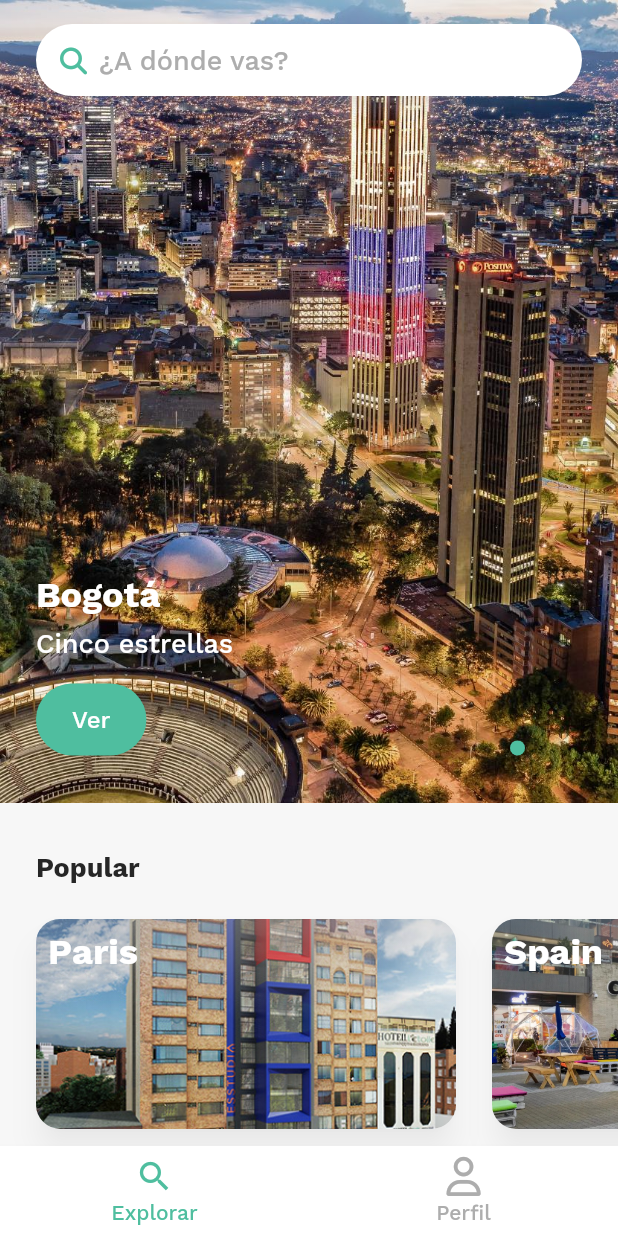
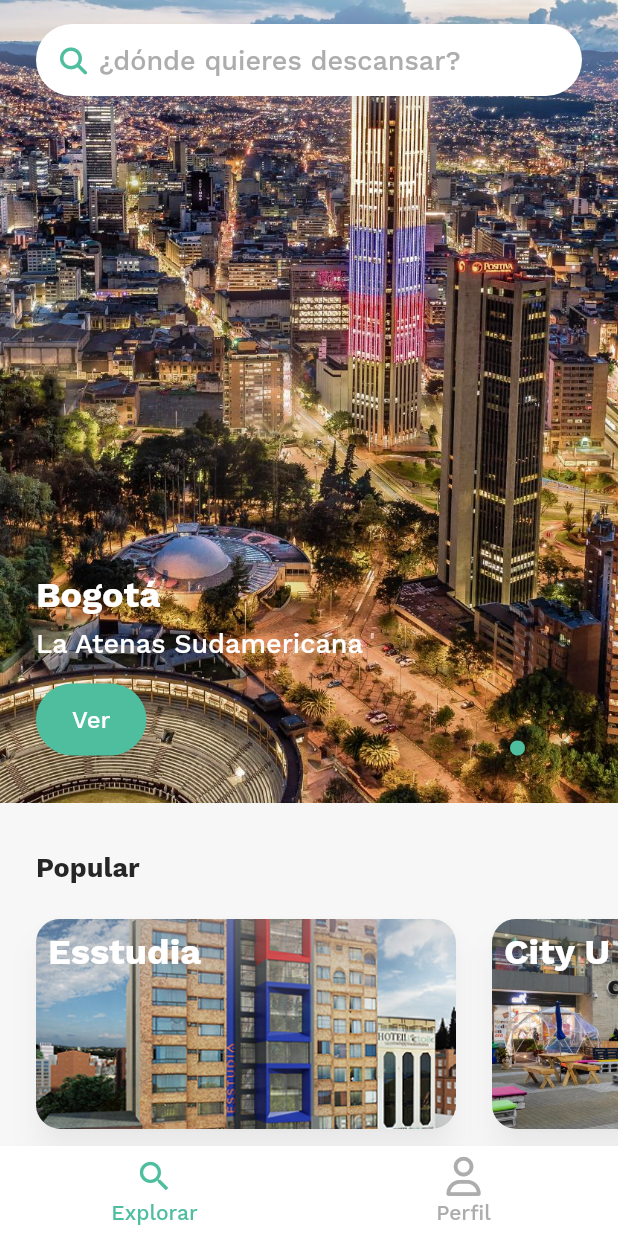
Before and after one commit to davidfer1112/shh_flutter, a Flutter app: the BottomTabScreen screen opened directly, on a phone screen of 412 x 824 dp. Run offline on Flutter 3.47's test engine with Material 2 defaults, Android fonts, the phone set to English and light mode, and no system bars; drawn by our look-alikes of smooth_page_indicator; our stand-ins replace flutter_rating_bar, font_awesome_flutter, google_fonts, google_maps_flutter, shared_preferences; accounts and stored records are empty.

Commit message:
Fix: buscar

```diff
--- a/lib/language/lang/language_text.json
+++ b/lib/language/lang/language_text.json
@@ -193,7 +193,7 @@
   },
   {
     "text_id": "where_are_you_going",
-    "en": "¿A dónde vas?",
+    "en": "¿dónde quieres descansar?",
     "es": "Where are you going?",
     "fr": "Où vas-tu?",
     "ar": "إلى أين تذهب؟",
@@ -209,7 +209,7 @@
   },
   {
     "text_id": "hotel_data",
-    "en": "Hotel",
+    "en": "Residencia",
     "es": "Hotel",
     "fr": "Hôtel",
     "ar": "الفندق",
@@ -217,7 +217,7 @@
   },
   {
     "text_id": "Backpacker_data",
-    "en": "Mochilero",
+    "en": "Apartamento",
     "es": "Backpacker",
     "fr": "Randonneuse",
     "ar": "الرحال",
@@ -1153,7 +1153,7 @@
   },
   {
     "text_id": "people_data",
-    "en": "Gente",
+    "en": "Personas",
     "es": "People",
     "fr": "Gens",
     "ar": "الناس",
--- a/lib/models/hotel_list_data.dart
+++ b/lib/models/hotel_list_data.dart
@@ -110,27 +110,27 @@ class HotelListData {
   static List<HotelListData> popularList = [
     HotelListData(
       imagePath: Localfiles.popular_1,
-      titleTxt: 'Paris',
+      titleTxt: 'Esstudia',
     ),
     HotelListData(
       imagePath: Localfiles.popular_2,
-      titleTxt: 'Spain',
+      titleTxt: 'City U',
     ),
     HotelListData(
       imagePath: Localfiles.popular_3,
-      titleTxt: 'Vernazza',
+      titleTxt: 'The Spot For Living',
     ),
     HotelListData(
       imagePath: Localfiles.popular_4,
-      titleTxt: 'London',
+      titleTxt: 'LivinnXBogotá',
     ),
     HotelListData(
       imagePath: Localfiles.popular_5,
-      titleTxt: 'Venice',
+      titleTxt: 'Casa Clandestina',
     ),
     HotelListData(
       imagePath: Localfiles.popular_6,
-      titleTxt: 'Diamond Head',
+      titleTxt: 'BOHO U Living',
     ),
   ];
 
@@ -242,84 +242,50 @@ class HotelListData {
       titleTxt: 'Backpacker_data',
       isSelected: false,
     ),
-    HotelListData(
-      imagePath: Localfiles.hotel_Type_3,
-      titleTxt: 'Resort_data',
-      isSelected: false,
-    ),
-    HotelListData(
-      imagePath: Localfiles.hotel_Type_4,
-      titleTxt: 'villa_data',
-      isSelected: false,
-    ),
-    HotelListData(
-      imagePath: Localfiles.hotel_Type_5,
-      titleTxt: 'apartment',
-      isSelected: false,
-    ),
-    HotelListData(
-      imagePath: Localfiles.hotel_Type_6,
-      titleTxt: 'guest_house',
-      isSelected: false,
-    ),
-    HotelListData(
-      imagePath: Localfiles.hotel_Type_7,
-      titleTxt: 'motel',
-      isSelected: false,
-    ),
-    HotelListData(
-      imagePath: Localfiles.hotel_Type_8,
-      titleTxt: 'accommodation',
-      isSelected: false,
-    ),
-    HotelListData(
-      imagePath: Localfiles.hotel_Type_9,
-      titleTxt: 'Bed_breakfast',
-      isSelected: false,
-    ),
+
   ];
   static List<HotelListData> lastsSearchesList = [
     HotelListData(
       imagePath: Localfiles.popular_4,
-      titleTxt: 'London',
-      roomData: RoomData(1, 3),
-      date: DateText(12, 22),
-      dateTxt: '12 - 22 Dec',
+      titleTxt: 'LivinnXBogotá',
+      roomData: RoomData(1, 2),
+      date: DateText(4, 6),
+      dateTxt: '',
     ),
     HotelListData(
       imagePath: Localfiles.popular_1,
-      titleTxt: 'Paris',
-      roomData: RoomData(1, 3),
-      date: DateText(12, 24),
-      dateTxt: '12 - 24 Sep',
+      titleTxt: 'Esstudia',
+      roomData: RoomData(1,2),
+      date: DateText(2, 4),
+      dateTxt: '',
     ),
-    HotelListData(
-      imagePath: Localfiles.city_3,
-      titleTxt: 'New York',
-      roomData: RoomData(1, 3),
-      date: DateText(20, 22),
-      dateTxt: '20 - 22 Sep',
-    ),
-    HotelListData(
-      imagePath: Localfiles.city_4,
-      titleTxt: 'Tokyo',
-      roomData: RoomData(12, 22),
-      date: DateText(12, 22),
-      dateTxt: '12 - 22 Nov',
-    ),
-    HotelListData(
-      imagePath: Localfiles.city_5,
-      titleTxt: 'Shanghai',
-      roomData: RoomData(10, 15),
-      date: DateText(10, 15),
-      dateTxt: '10 - 15 Dec',
-    ),
-    HotelListData(
-      imagePath: Localfiles.city_6,
-      titleTxt: 'Moscow',
-      roomData: RoomData(12, 14),
-      date: DateText(12, 14),
-      dateTxt: '12 - 14 Dec',
-    ),
+    // HotelListData(
+    //   imagePath: Localfiles.city_3,
+    //   titleTxt: 'New York',
+    //   roomData: RoomData(1, 3),
+    //   date: DateText(20, 22),
+    //   dateTxt: '20 - 22 Sep',
+    // ),
+    // HotelListData(
+    //   imagePath: Localfiles.city_4,
+    //   titleTxt: 'Tokyo',
+    //   roomData: RoomData(12, 22),
+    //   date: DateText(12, 22),
+    //   dateTxt: '12 - 22 Nov',
+    // ),
+    // HotelListData(
+    //   imagePath: Localfiles.city_5,
+    //   titleTxt: 'Shanghai',
+    //   roomData: RoomData(10, 15),
+    //   date: DateText(10, 15),
+    //   dateTxt: '10 - 15 Dec',
+    // ),
+    // HotelListData(
+    //   imagePath: Localfiles.city_6,
+    //   titleTxt: 'Moscow',
+    //   roomData: RoomData(12, 14),
+    //   date: DateText(12, 14),
+    //   dateTxt: '12 - 14 Dec',
+    // ),
   ];
 }
--- a/lib/modules/explore/home_explore_slider_view.dart
+++ b/lib/modules/explore/home_explore_slider_view.dart
@@ -32,17 +32,17 @@ class _HomeExploreSliderViewState extends State<HomeExploreSliderView> {
   void initState() {
     pageViewModelData.add(PageViewData(
       titleText: 'cape Town',
-      subText: 'five_star',
+      subText: 'descBogota',
       assetsImage: Localfiles.explore_2,
     ));
     pageViewModelData.add(PageViewData(
-      titleText: 'find_best_deals',
-      subText: 'five_star',
+      titleText: 'view_cali',
+      subText: 'descCali',
       assetsImage: Localfiles.explore_1,
     ));
     pageViewModelData.add(PageViewData(
-      titleText: 'find_best_deals',
-      subText: 'five_star',
+      titleText: 'view_medellin',
+      subText: 'descMedellin',
       assetsImage: Localfiles.explore_3,
     ));
 
--- a/lib/modules/profile/profile_screen.dart
+++ b/lib/modules/profile/profile_screen.dart
@@ -139,7 +139,7 @@ class _ProfileScreenState extends State<ProfileScreen> {
                 crossAxisAlignment: CrossAxisAlignment.start,
                 children: <Widget>[
                   Text(
-                    AppLocalizations(context).of("raaj_text"),
+                    AppLocalizations(context).of("amanda_text"),
                     style: new TextStyle(
                       fontSize: 22,
                       fontWeight: FontWeight.w700,
--- a/lib/modules/splash/splashScreen.dart
+++ b/lib/modules/splash/splashScreen.dart
@@ -56,8 +56,8 @@ class _SplashScreenState extends State<SplashScreen> {
                 ),
                 Center(
                   child: Container(
-                    width: 60,
-                    height: 60,
+                    width: 100,
+                    height: 100,
                     decoration: BoxDecoration(
                       borderRadius: BorderRadius.all(
                         Radius.circular(8.0),
@@ -73,7 +73,7 @@ class _SplashScreenState extends State<SplashScreen> {
                       borderRadius: BorderRadius.all(
                         Radius.circular(8.0),
                       ),
-                      child: Image.asset(Localfiles.appIcon),
+                      child: Image.asset(Localfiles.appIcon, fit: BoxFit.cover),
                     ),
                   ),
                 ),
@@ -81,10 +81,10 @@ class _SplashScreenState extends State<SplashScreen> {
                   height: 16,
                 ),
                 Text(
-                  "Motel",
+                  "SHH!",
                   textAlign: TextAlign.left,
                   style: TextStyles(context).getBoldStyle().copyWith(
-                        fontSize: 24,
+                        fontSize: 45,
                       ),
                 ),
                 SizedBox(
@@ -126,7 +126,7 @@ class _SplashScreenState extends State<SplashScreen> {
                       AppLocalizations(context).of("already_have_account"),
                       textAlign: TextAlign.left,
                       style: TextStyles(context).getDescriptionStyle().copyWith(
-                            color: AppTheme.whiteColor,
+                            color: AppTheme.backColor,
                           ),
                     ),
                   ),
--- a/lib/utils/localfiles.dart
+++ b/lib/utils/localfiles.dart
@@ -1,7 +1,7 @@
 class Localfiles {
   static const String BaseImageUrl = 'assets/images/';
 
-  static const String appIcon = BaseImageUrl + 'appIcon.png';
+  static const String appIcon = BaseImageUrl + 'icono.jpg';
   static const String avatar1 = BaseImageUrl + 'avatar1.jpg';
   static const String avatar2 = BaseImageUrl + 'avatar2.jpg';
   static const String avatar3 = BaseImageUrl + 'avatar3.jpg';
@@ -37,10 +37,10 @@ class Localfiles {
   static const String hotel_Type_7 = BaseImageUrl + 'hotel_Type_7.jpg';
   static const String hotel_Type_8 = BaseImageUrl + 'hotel_Type_8.jpg';
   static const String hotel_Type_9 = BaseImageUrl + 'hotel_Type_9.jpg';
-  static const String introduction = BaseImageUrl + 'introduction.jpg';
-  static const String introduction1 = BaseImageUrl + 'introduction1.png';
-  static const String introduction2 = BaseImageUrl + 'introduction2.png';
-  static const String introduction3 = BaseImageUrl + 'introduction3.png';
+  static const String introduction = BaseImageUrl + 'introduccion.jpeg';
+  static const String introduction1 = BaseImageUrl + 'introduccion1.png';
+  static const String introduction2 = BaseImageUrl + 'introduccion2.png';
+  static const String introduction3 = BaseImageUrl + 'introduccion3.png';
   static const String inviteImage = BaseImageUrl + 'inviteImage.png';
   static const String mapImage = BaseImageUrl + 'mapImage.png';
   static const String userImage = BaseImageUrl + 'userImage.png';
```
